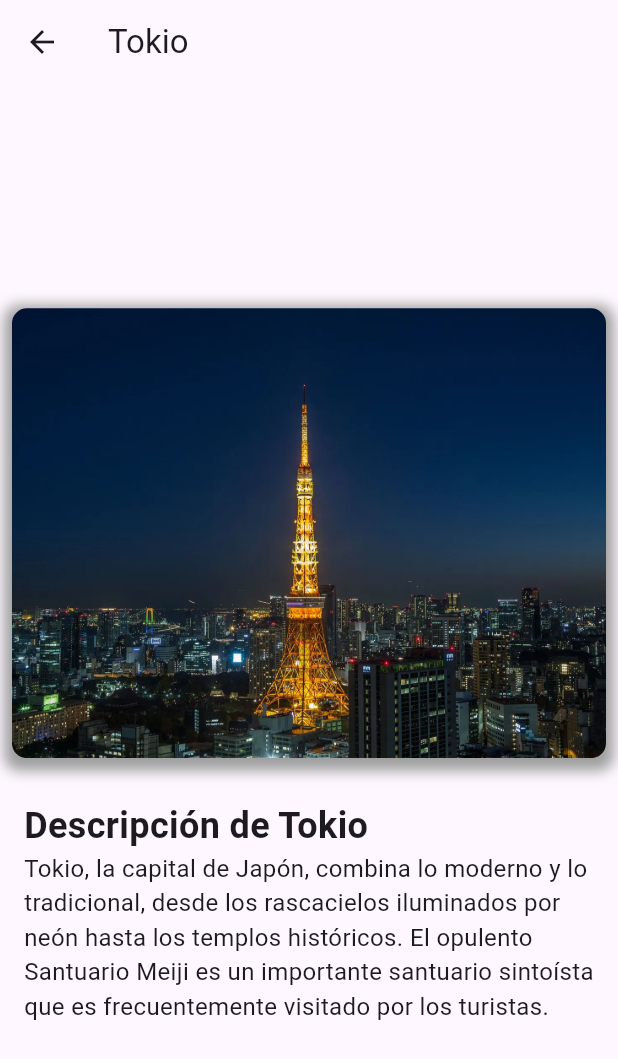
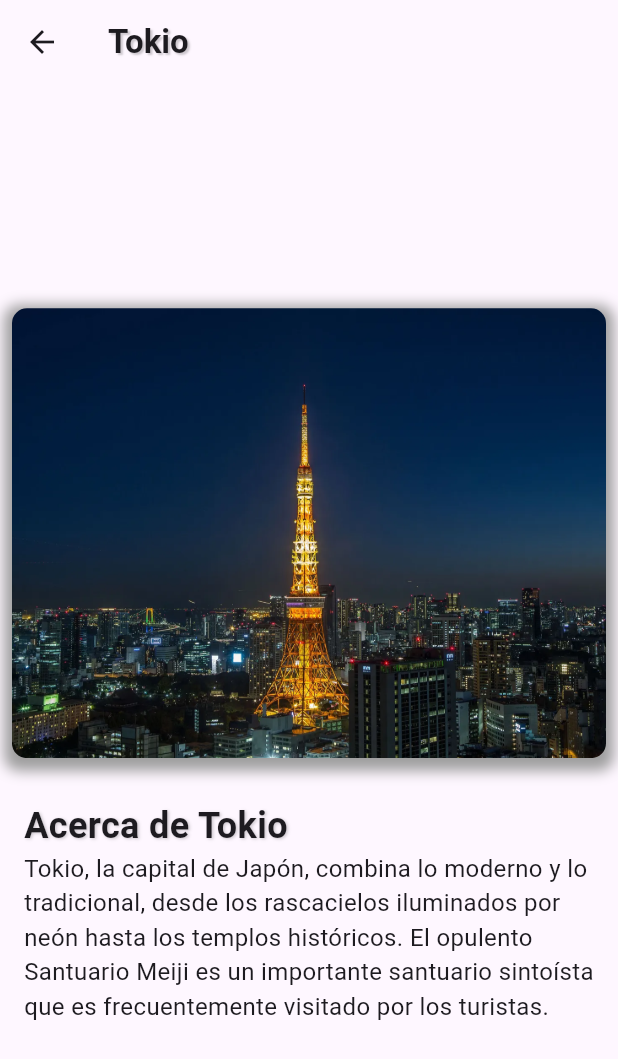
Before and after one commit to AlejandroArafi/App_de_viajes, a Flutter app: the screen it shows after launch, after a tap on "Tokio", on a phone screen of 412 x 824 dp. Shown: the top 1059 px of the screen. Run offline on Flutter 3.47's test engine with Material 3 defaults, Android fonts, the phone set to English and light mode, and no system bars.

Commit message:
sombras ok

```diff
--- a/lib/detalle_lugar.dart
+++ b/lib/detalle_lugar.dart
@@ -11,7 +11,14 @@ class DetalleLugarPage extends StatelessWidget {
   Widget build(BuildContext context) {
     return Scaffold(
       appBar: AppBar(
-        title: Text(lugar),
+        title: Text(lugar,
+            style: TextStyle(fontWeight: FontWeight.w600, shadows: <Shadow>[
+              Shadow(
+                offset: Offset(1.5, 1.5),
+                blurRadius: 1.0,
+                color: Color.fromARGB(50, 0, 0, 0),
+              )
+            ])),
       ),
       body: Column(
         mainAxisAlignment: MainAxisAlignment.center,
@@ -45,10 +52,17 @@ class DetalleLugarPage extends StatelessWidget {
           Padding(
             padding: const EdgeInsets.symmetric(horizontal: 16.0),
             child: Text(
-              'Descripción de $lugar',
-              style: TextStyle(
+              'Acerca de $lugar',
+              style: const TextStyle(
                 fontSize: 24,
                 fontWeight: FontWeight.bold,
+                shadows: [
+                  Shadow(
+                    offset: Offset(1.0, 1.0),
+                    blurRadius: 2,
+                    color: Color.fromARGB(50, 0, 0, 0),
+                  ),
+                ],
               ),
             ),
           ),
```
